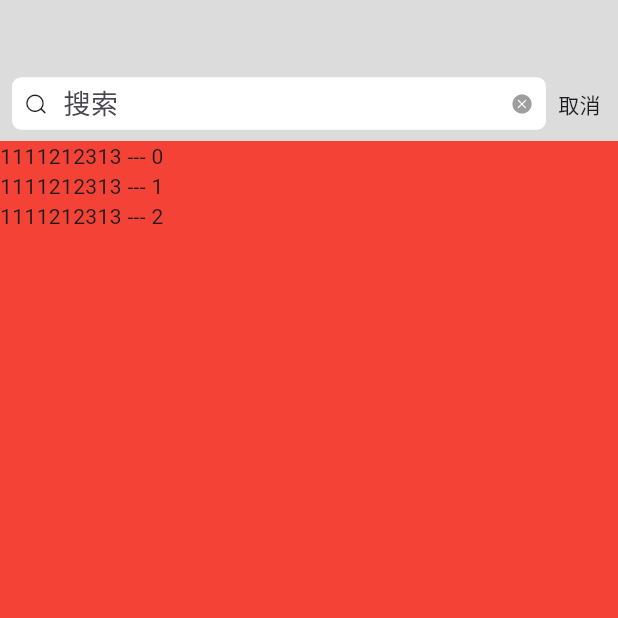
After one commit to wxStart/flutter-vx, a Flutter app: the screen it shows after launch, after a tap on an icon or button, on a phone screen of 412 x 824 dp, the top half of it. The commit adds this screen. Run offline on Flutter 3.47's test engine with Material 3 defaults, Android fonts, the phone set to English and light mode, and no system bars; our stand-ins replace dio; missing offline and left inert: dart:ffi; network calls fail.

Commit message:
fix: seachBar组件布局

```diff
--- a/lib/common/iconfont.dart
+++ b/lib/common/iconfont.dart
@@ -2,6 +2,7 @@ import 'package:flutter/widgets.dart';
 class IconFont{
 	static const String _family = 'iconfont';
 	IconFont._();
+	static const IconData icon_quxiao = IconData(0xe616, fontFamily: _family);
 	static const IconData icon_angle_down = IconData(0xe84c, fontFamily: _family);
 	static const IconData icon_angle_up = IconData(0xe84d, fontFamily: _family);
 	static const IconData icon_angle_right = IconData(0xe84e, fontFamily: _family);
--- a/lib/pages/chat/chat_page.dart
+++ b/lib/pages/chat/chat_page.dart
@@ -3,6 +3,7 @@ import 'package:flutter/material.dart';
 import 'package:flutter_vx/common/iconfont.dart';
 import 'package:flutter_vx/const.dart';
 import 'package:flutter_vx/pages/friends/friend_data.dart';
+import 'package:flutter_vx/pages/search/search_page.dart';
 import 'package:flutter_vx/tools/http_manager.dart';
 import 'package:http/http.dart' as http;
 
@@ -154,6 +155,21 @@ class _ChatPageState extends State<ChatPage>
           ),
         ),
         actions: [
+          GestureDetector(
+            onTap: () {
+              print('点击了，要去搜索页面');
+              Navigator.of(context).push(MaterialPageRoute(
+                  builder: (BuildContext context) => const SearchPage()));
+            },
+            child: Container(
+              margin: const EdgeInsets.only(right: 15),
+              child: const Icon(
+                IconFont.icon_sousuo1,
+                color: Color.fromRGBO(33, 33, 33, 0.65),
+                size: 22,
+              ),
+            ),
+          ),
           PopupMenuButton(
             color: const Color.fromRGBO(0, 0, 0, 0.5),
             offset: const Offset(0, 40), //40这个值是我实验出来的实际上是要算的
--- /dev/null
+++ b/lib/pages/search/search_page.dart
@@ -0,0 +1,121 @@
+import 'package:flutter/material.dart';
+import 'package:flutter_vx/common/iconfont.dart';
+import 'package:flutter_vx/const.dart';
+
+class SearchPage extends StatefulWidget {
+  const SearchPage({super.key});
+
+  @override
+  State<SearchPage> createState() => _SearchPageState();
+}
+
+class _SearchPageState extends State<SearchPage> {
+  @override
+  Widget build(BuildContext context) {
+    return Scaffold(
+      body: Column(
+        children: [
+          SearchBar(),
+          Expanded(
+            flex: 1,
+            child: MediaQuery.removePadding(
+              removeTop: true,
+              context: context,
+              child: Container(
+                color: Colors.red,
+                child: ListView.builder(
+                  itemBuilder: itemBuilder,
+                  itemCount: 3,
+                ),
+              ),
+            ),
+          )
+        ],
+      ),
+    );
+  }
+
+  Widget itemBuilder(BuildContext context, int index) {
+    return Text("1111212313 --- $index");
+  }
+}
+
+class SearchBar extends StatefulWidget {
+  const SearchBar({super.key});
+
+  @override
+  State<SearchBar> createState() => _SearchBarState();
+}
+
+class _SearchBarState extends State<SearchBar> {
+  @override
+  Widget build(BuildContext context) {
+    return Container(
+      height: 94,
+      color: weChatThemeColor,
+      child: Column(
+        children: [
+          const SizedBox(
+            height: 44,
+          ),
+          Expanded(
+              flex: 1,
+              child: Row(
+                crossAxisAlignment: CrossAxisAlignment.center,
+                children: [
+                  Expanded(
+                    flex: 1,
+                    child: Container(
+                      height: 35,
+                      margin: const EdgeInsets.only(left: 8, right: 8),
+                      padding: const EdgeInsets.only(left: 8, right: 8),
+                      decoration: BoxDecoration(
+                          borderRadius: BorderRadius.circular(6),
+                          color: Colors.white),
+                      child: const Row(
+                        mainAxisAlignment: MainAxisAlignment.spaceBetween,
+                        children: [
+                          Icon(
+                            IconFont.icon_sousuo1,
+                            size: 16,
+                          ),
+                          Expanded(
+                            flex: 1,
+                            child: TextField(
+                              cursorColor: Colors.green,
+                              style: TextStyle(
+                                fontSize: 18,
+                                color: Colors.black87,
+                                fontWeight: FontWeight.w300,
+                              ),
+                              decoration: InputDecoration(
+                                border: InputBorder.none,
+                                hintText: '搜索',
+                                contentPadding: EdgeInsets.only(
+                                  left: 10,
+                                  bottom: 10,
+                                  right: 20,
+                                ), // 把输入框的内容网上面抬 对齐使用的
+                              ),
+                            ),
+                          ),
+                          Icon(
+                            IconFont.icon_quxiao,
+                            color: Colors.grey,
+                            size: 16,
+                          )
+                        ],
+                      ),
+                    ),
+                  ),
+                  Container(
+                    width: 40,
+                    child: const Text('取消'),
+                  ),
+                ],
+              ))
+        ],
+      ),
+    );
+  }
+}
```
Also changed, not shown: assets/fonts/iconfont.json (+7 -0 lines), assets/fonts/iconfont.ttf, 5 other files.
